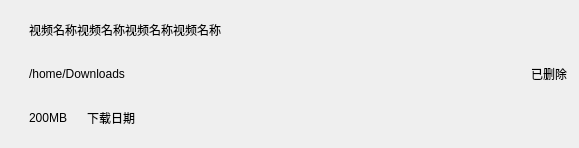
xroah/bilibili-downloader, file resources/uis/downloaded-item.ui: the form before one commit.
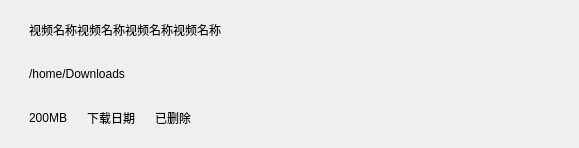
The form after the commit.

```diff
--- a/resources/uis/downloaded-item.ui
+++ b/resources/uis/downloaded-item.ui
@@ -115,6 +115,16 @@
               </property>
              </widget>
             </item>
+            <item>
+             <widget class="QLabel" name="deletedText">
+              <property name="text">
+               <string>已删除</string>
+              </property>
+              <property name="class" stdset="0">
+               <string>deleted-text</string>
+              </property>
+             </widget>
+            </item>
             <item>
              <spacer name="horizontalSpacer">
               <property name="orientation">
@@ -135,16 +145,6 @@
        </layout>
       </widget>
      </item>
-     <item>
-      <widget class="QLabel" name="deletedText">
-       <property name="text">
-        <string>已删除</string>
-       </property>
-       <property name="class" stdset="0">
-        <string>deleted-text</string>
-       </property>
-      </widget>
-     </item>
     </layout>
    </item>
   </layout>
```
Left out of the diff: 3 changed lines with no effect on the pictures.
